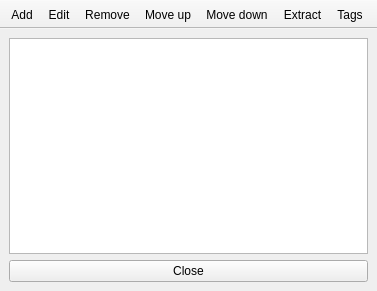
Old version of the form propertydialog.ui in the repository FrankMamuda/fumingcube.
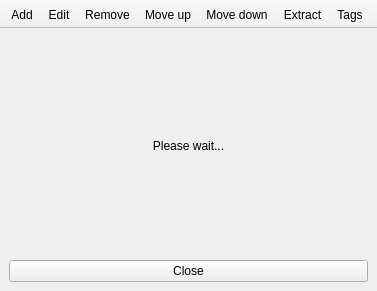
New version of the form. Icons and pictures are not drawn.

```diff
--- a/propertydialog.ui
+++ b/propertydialog.ui
@@ -16,6 +16,28 @@
   <widget class="QWidget" name="centralwidget">
    <layout class="QVBoxLayout" name="verticalLayout">
     <item>
+     <widget class="QStackedWidget" name="stackedWidget">
+      <property name="currentIndex">
+       <number>1</number>
+      </property>
+      <widget class="QWidget" name="page">
+       <layout class="QVBoxLayout" name="verticalLayout_2">
+        <property name="spacing">
+         <number>0</number>
+        </property>
+        <property name="leftMargin">
+         <number>0</number>
+        </property>
+        <property name="topMargin">
+         <number>0</number>
+        </property>
+        <property name="rightMargin">
+         <number>0</number>
+        </property>
+        <property name="bottomMargin">
+         <number>0</number>
+        </property>
+        <item>
      <widget class="QTableView" name="propertyView">
       <property name="editTriggers">
        <set>QAbstractItemView::NoEditTriggers</set>
@@ -50,6 +72,45 @@
       <attribute name="verticalHeaderHighlightSections">
        <bool>false</bool>
       </attribute>
+         </widget>
+        </item>
+       </layout>
+      </widget>
+      <widget class="QWidget" name="page_2">
+       <property name="sizePolicy">
+        <sizepolicy hsizetype="Preferred" vsizetype="Ignored">
+         <horstretch>0</horstretch>
+         <verstretch>0</verstretch>
+        </sizepolicy>
+       </property>
+       <layout class="QVBoxLayout" name="verticalLayout_3">
+        <property name="spacing">
+         <number>0</number>
+        </property>
+        <property name="leftMargin">
+         <number>0</number>
+        </property>
+        <property name="topMargin">
+         <number>0</number>
+        </property>
+        <property name="rightMargin">
+         <number>0</number>
+        </property>
+        <property name="bottomMargin">
+         <number>0</number>
+        </property>
+        <item>
+         <widget class="QLabel" name="thumbnail">
+          <property name="text">
+           <string>Please wait...</string>
+          </property>
+          <property name="alignment">
+           <set>Qt::AlignCenter</set>
+          </property>
+         </widget>
+        </item>
+       </layout>
+      </widget>
      </widget>
     </item>
     <item>
```
Lines whose indentation alone changed are shown as unchanged.
